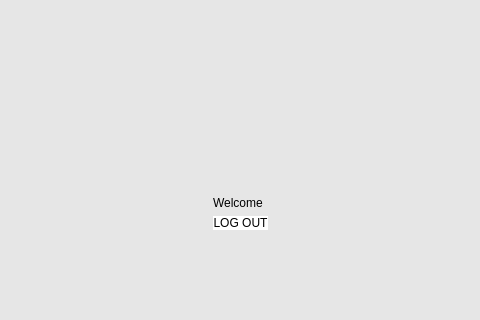
Qt form Packet_Versions/Packet1/secdialog.ui (ameerlouly/TicTacToe_Embedded2027) before a commit; both pictures show x 311 to 791 and y 170 to 490 of the 952 by 755 pixel window.
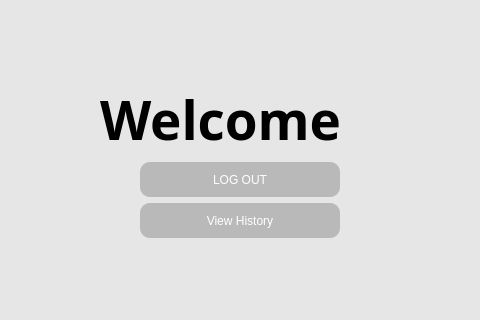
The same form after that commit. The open tabs and pages were chosen to show the change. Icons and pictures are not drawn.

Commit message: Added another view history button

Patch:
```diff
--- a/Packet_Versions/Packet1/secdialog.ui
+++ b/Packet_Versions/Packet1/secdialog.ui
@@ -2417,18 +2417,29 @@
            <property name="orientation">
             <enum>Qt::Orientation::Horizontal</enum>
            </property>
+           <property name="sizeType">
+            <enum>QSizePolicy::Policy::MinimumExpanding</enum>
+           </property>
            <property name="sizeHint" stdset="0">
             <size>
-             <width>191</width>
+             <width>50</width>
              <height>20</height>
             </size>
            </property>
           </spacer>
          </item>
          <item row="1" column="1">
-          <layout class="QGridLayout" name="gridLayout_7">
-           <item row="0" column="0">
+          <layout class="QVBoxLayout" name="verticalLayout_11">
+           <item>
             <widget class="QLabel" name="UsenameTag">
+             <property name="font">
+              <font>
+               <family>Montserrat</family>
+               <pointsize>40</pointsize>
+               <italic>false</italic>
+               <bold>true</bold>
+              </font>
+             </property>
              <property name="styleSheet">
               <string notr="true">
 font: 900 20pt &quot;Segoe UI&quot;;
@@ -2439,20 +2450,147 @@
              </property>
             </widget>
            </item>
-           <item row="1" column="0">
-            <widget class="QPushButton" name="Log_out">
-             <property name="styleSheet">
-              <string notr="true">QPushButton{
-border-radius:10px;
-background-color:white;
-color:black;
-	font: 700 14pt &quot;Source Code Pro&quot;;
+           <item>
+            <layout class="QHBoxLayout" name="horizontalLayout_8">
+             <item>
+              <spacer name="horizontalSpacer_18">
+               <property name="orientation">
+                <enum>Qt::Orientation::Horizontal</enum>
+               </property>
+               <property name="sizeHint" stdset="0">
+                <size>
+                 <width>40</width>
+                 <height>20</height>
+                </size>
+               </property>
+              </spacer>
+             </item>
+             <item>
+              <widget class="QPushButton" name="Log_out">
+               <property name="styleSheet">
+                <string notr="true">QPushButton
+{
+	border-radius:10px;
+	background-color:rgba(0, 0, 0, 50);
+	color:White;
+	font: 400 15pt &quot;Montserrat&quot;;
+	min-width:  200px;
+	min-width:  200px;
+	min-height: 35px;
+}
+
+QPushButton:hover
+{
+	border-radius:10px;
+	background-color:rgba(0, 0, 0, 70);
+	color:White;
+	font: 400 15pt &quot;Montserrat&quot;;
+	min-width:  200px;
+	min-width:  200px;
+	min-height: 35px;
+}
+
+QPushButton:pressed
+{
+	border-radius:10px;
+	background-color:rgba(0, 0, 0, 90);
+	color:White;
+	font: 400 15pt &quot;Montserrat&quot;;
+	min-width:  200px;
+	min-width:  200px;
+	min-height: 35px;
 }</string>
-             </property>
-             <property name="text">
-              <string>LOG OUT</string>
-             </property>
-            </widget>
+               </property>
+               <property name="text">
+                <string>LOG OUT</string>
+               </property>
+              </widget>
+             </item>
+             <item>
+              <spacer name="horizontalSpacer_19">
+               <property name="orientation">
+                <enum>Qt::Orientation::Horizontal</enum>
+               </property>
+               <property name="sizeHint" stdset="0">
+                <size>
+                 <width>40</width>
+                 <height>20</height>
+                </size>
+               </property>
+              </spacer>
+             </item>
+            </layout>
+           </item>
+           <item>
+            <layout class="QHBoxLayout" name="horizontalLayout_7">
+             <item>
+              <spacer name="horizontalSpacer_24">
+               <property name="orientation">
+                <enum>Qt::Orientation::Horizontal</enum>
+               </property>
+               <property name="sizeHint" stdset="0">
+                <size>
+                 <width>40</width>
+                 <height>20</height>
+                </size>
+               </property>
+              </spacer>
+             </item>
+             <item>
+              <widget class="QPushButton" name="ViewHistory_Button">
+               <property name="styleSheet">
+                <string notr="true">QPushButton
+{
+	border-radius:10px;
+	background-color:rgba(0, 0, 0, 50);
+	color:White;
+	font: 400 15pt &quot;Montserrat&quot;;
+	min-width:  200px;
+	min-width:  200px;
+	min-height: 35px;
+}
+
+QPushButton:hover
+{
+	border-radius:10px;
+	background-color:rgba(0, 0, 0, 70);
+	color:White;
+	font: 400 15pt &quot;Montserrat&quot;;
+	min-width:  200px;
+	min-width:  200px;
+	min-height: 35px;
+}
+
+QPushButton:pressed
+{
+	border-radius:10px;
+	background-color:rgba(0, 0, 0, 90);
+	color:White;
+	font: 400 15pt &quot;Montserrat&quot;;
+	min-width:  200px;
+	min-width:  200px;
+	min-height: 35px;
+}</string>
+               </property>
+               <property name="text">
+                <string>View History</string>
+               </property>
+              </widget>
+             </item>
+             <item>
+              <spacer name="horizontalSpacer_20">
+               <property name="orientation">
+                <enum>Qt::Orientation::Horizontal</enum>
+               </property>
+               <property name="sizeHint" stdset="0">
+                <size>
+                 <width>40</width>
+                 <height>20</height>
+                </size>
+               </property>
+              </spacer>
+             </item>
+            </layout>
            </item>
           </layout>
          </item>
@@ -2461,9 +2599,12 @@
            <property name="orientation">
             <enum>Qt::Orientation::Horizontal</enum>
            </property>
+           <property name="sizeType">
+            <enum>QSizePolicy::Policy::MinimumExpanding</enum>
+           </property>
            <property name="sizeHint" stdset="0">
             <size>
-             <width>238</width>
+             <width>50</width>
              <height>20</height>
             </size>
            </property>
```
Left out of the diff: 103 changed lines with no effect on the pictures. The commit also changes 8 other files.
